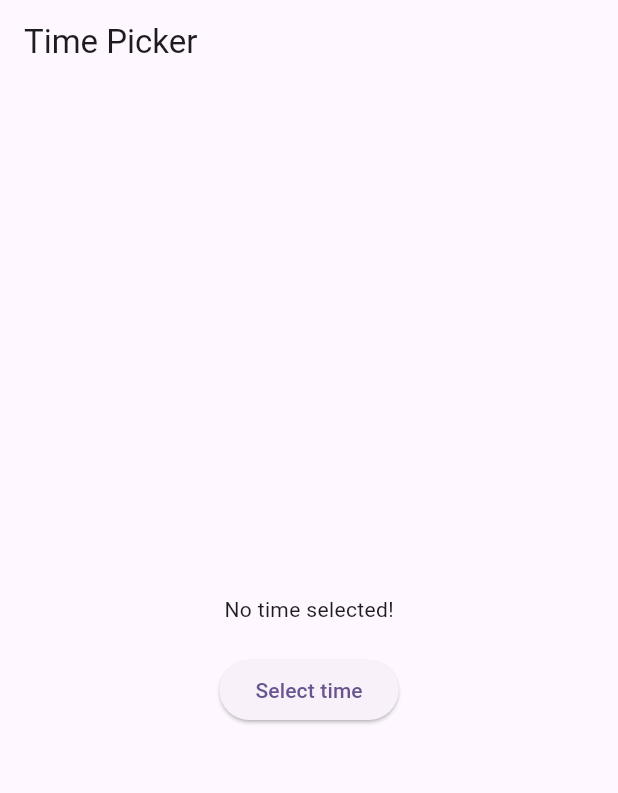
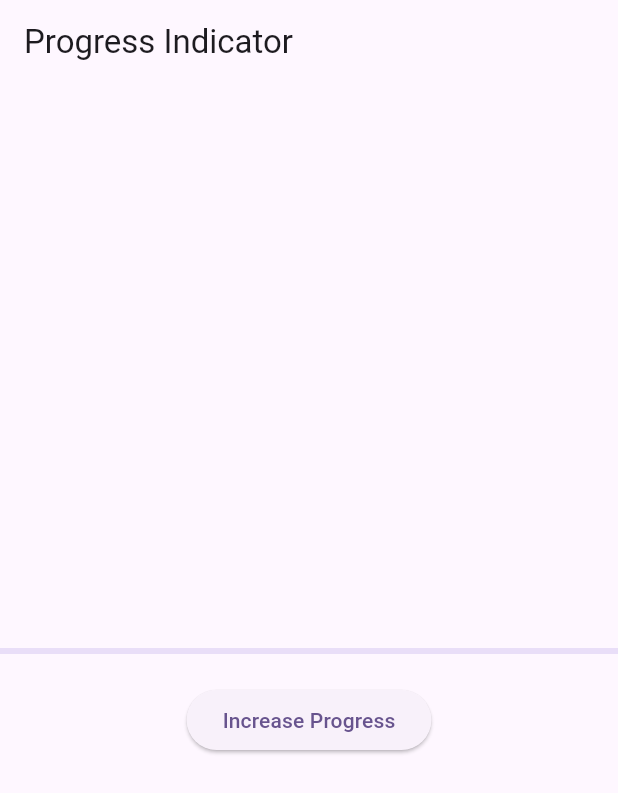
Before and after one commit to Usaid-Dev/Flutter_Widgets, a Flutter app: the screen it shows after launch, on a phone screen of 412 x 824 dp. Shown: the top 793 px of the screen. Run offline on Flutter 3.47's test engine with Material 3 defaults, Android fonts, the phone set to English and light mode, and no system bars; our stand-ins replace intl_phone_field.

Commit message:
progress indicator widget

```diff
--- a/lib/main.dart
+++ b/lib/main.dart
@@ -1,5 +1,5 @@
 import 'package:flutter/material.dart';
-import 'package:flutter_widget/widgets/time_picker.dart';
+import 'package:flutter_widget/widgets/progress_indicator.dart';
 
 void main() {
   runApp(const MyApp());
@@ -17,7 +17,7 @@ class MyApp extends StatelessWidget {
         colorScheme: ColorScheme.fromSeed(seedColor: Colors.deepPurple),
         useMaterial3: true,
       ),
-      home: TimePickerExample(),
+      home: const ProgressIndicatorExample(),
     );
   }
 }
--- /dev/null
+++ b/lib/widgets/progress_indicator.dart
@@ -0,0 +1,42 @@
+import 'package:flutter/material.dart';
+
+class ProgressIndicatorExample extends StatefulWidget {
+  const ProgressIndicatorExample({super.key});
+
+  @override
+  State<ProgressIndicatorExample> createState() =>
+      _ProgressIndicatorExampleState();
+}
+
+class _ProgressIndicatorExampleState extends State<ProgressIndicatorExample> {
+  double _progress = 0.0;
+
+  void _incrementProgress() {
+    setState(() {
+      _progress += 0.1;
+      if (_progress > 1.0) _progress = 0.0;
+    });
+  }
+
+  @override
+  Widget build(BuildContext context) {
+    return Scaffold(
+      appBar: AppBar(title: const Text('Progress Indicator')),
+      body: Center(
+        child: Column(
+          mainAxisAlignment: MainAxisAlignment.center,
+          children: <Widget>[
+            CircularProgressIndicator(value: _progress),
+            const SizedBox(height: 20),
+            LinearProgressIndicator(value: _progress),
+            const SizedBox(height: 20),
+            ElevatedButton(
+              onPressed: _incrementProgress,
+              child: const Text('Increase Progress'),
+            ),
+          ],
+        ),
+      ),
+    );
+  }
+}
```
